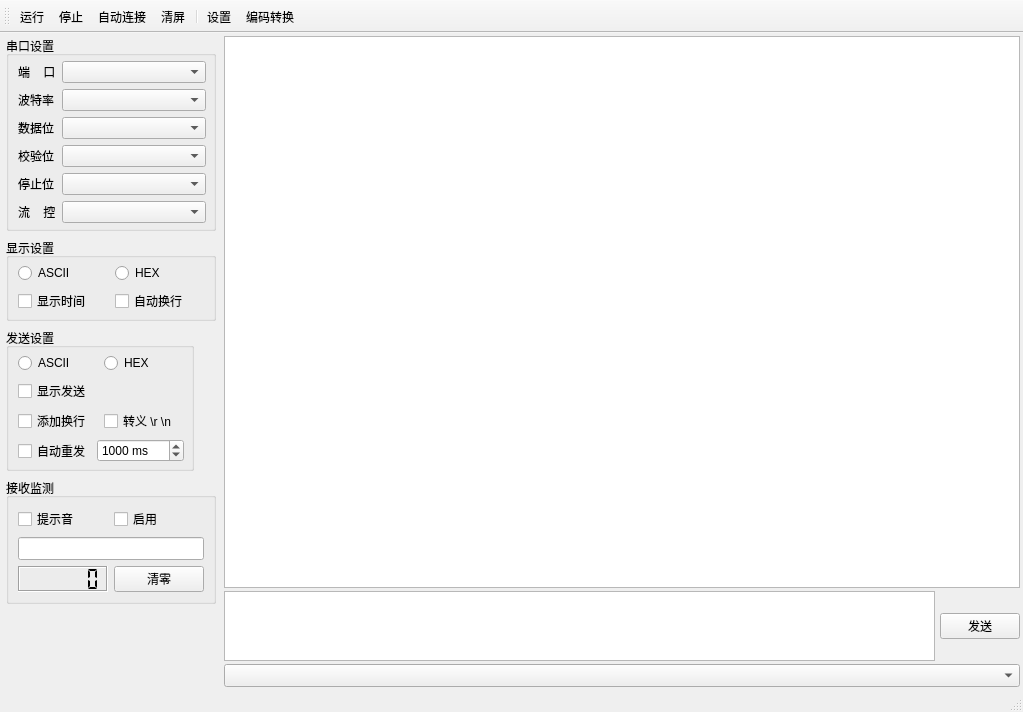
This is SerialPort.ui in leichau/GSP as Qt 5 draws it before an edit. The edited form follows.
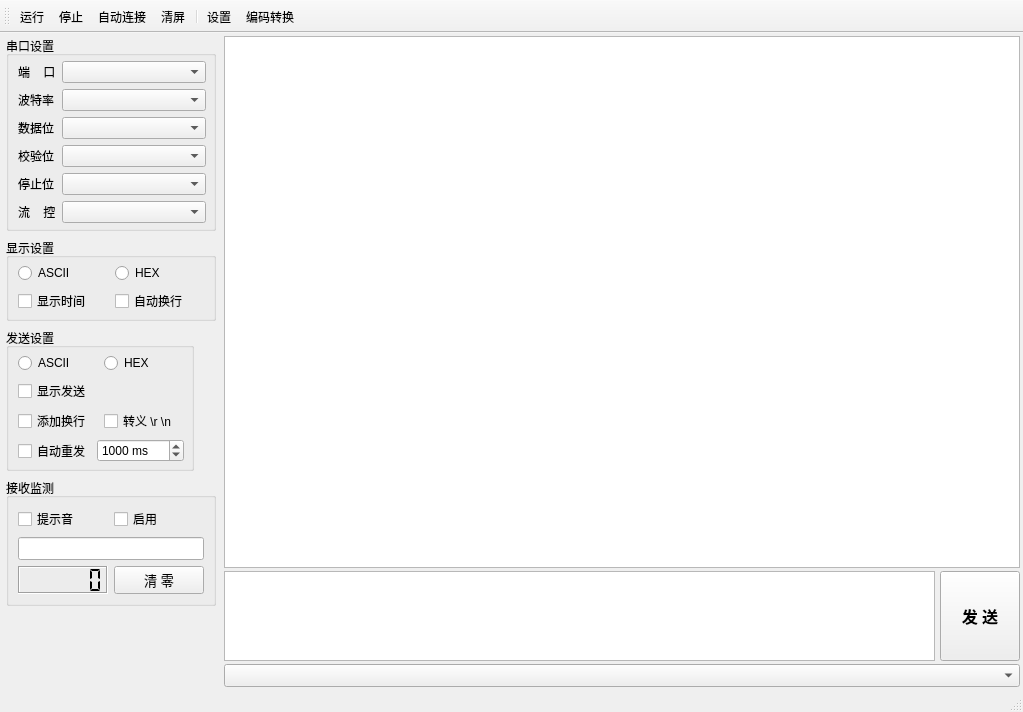
This is the edited form. Icons and pictures are not drawn.

Commit message: 1. 添加选中文本统计 2. 编码器窗口前置

The edit to the form file:
```diff
--- a/SerialPort.ui
+++ b/SerialPort.ui
@@ -545,8 +545,14 @@
                <verstretch>0</verstretch>
               </sizepolicy>
              </property>
+             <property name="font">
+              <font>
+               <family>Arial</family>
+               <pointsize>10</pointsize>
+              </font>
+             </property>
              <property name="text">
-              <string>清零</string>
+              <string>清 零</string>
              </property>
             </widget>
            </item>
@@ -604,6 +610,12 @@
             <verstretch>0</verstretch>
            </sizepolicy>
           </property>
+          <property name="maximumSize">
+           <size>
+            <width>16777215</width>
+            <height>90</height>
+           </size>
+          </property>
           <property name="font">
            <font>
             <family>Consolas</family>
@@ -614,8 +626,22 @@
         </item>
         <item>
          <widget class="QPushButton" name="pushButtonSend">
+          <property name="sizePolicy">
+           <sizepolicy hsizetype="Minimum" vsizetype="Preferred">
+            <horstretch>0</horstretch>
+            <verstretch>0</verstretch>
+           </sizepolicy>
+          </property>
+          <property name="font">
+           <font>
+            <family>Arial</family>
+            <pointsize>12</pointsize>
+            <weight>75</weight>
+            <bold>true</bold>
+           </font>
+          </property>
           <property name="text">
-           <string>发送</string>
+           <string>发 送</string>
           </property>
          </widget>
         </item>
```
The commit also changes 7 other files.
